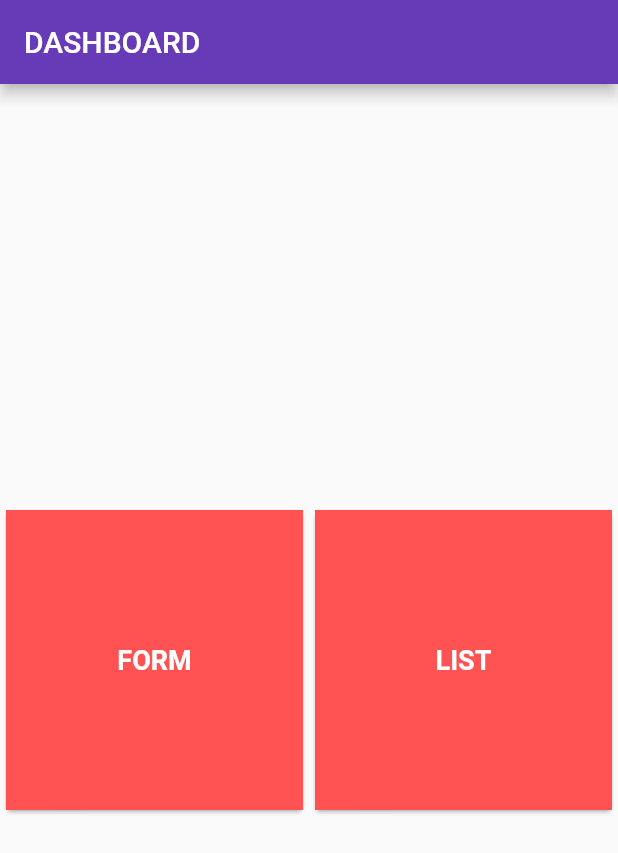
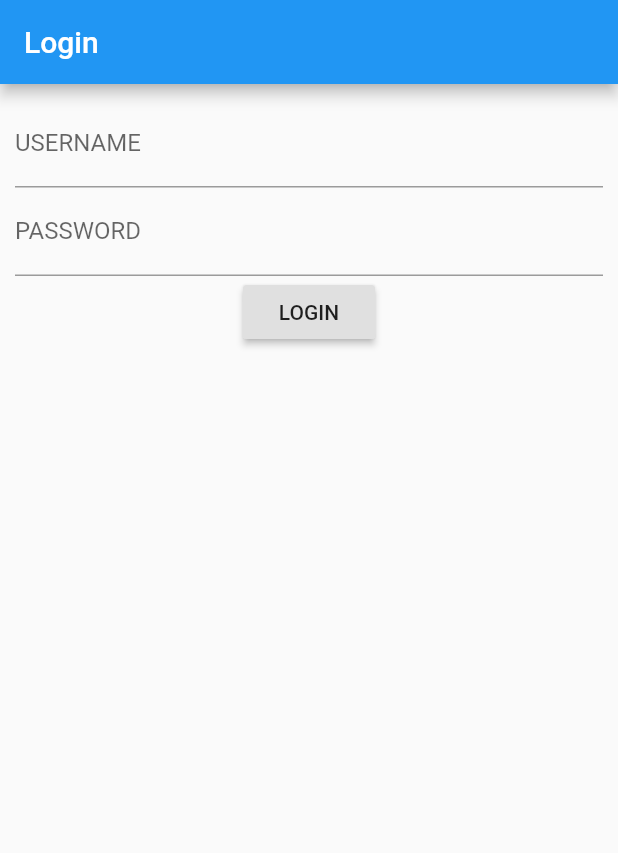
Before and after one commit to mrfbi/tutorialcrud, a Flutter app: the screen it shows after launch, on a phone screen of 412 x 824 dp. Shown: the top 853 px of the screen. Run offline on Flutter 3.47's test engine with Material 2 defaults, Android fonts, the phone set to English and light mode, and no system bars.

Commit message:
creaate new page login

```diff
--- /dev/null
+++ b/lib/PageLogin.dart
@@ -0,0 +1,78 @@
+import 'package:flutter/material.dart';
+
+import 'package:http/http.dart' as http;
+import 'dart:convert';
+import 'dart:async';
+
+
+
+
+class PageLogin extends StatefulWidget {
+  @override
+  _PageLoginState createState() => _PageLoginState();
+}
+
+class _PageLoginState extends State<PageLogin> {
+
+  TextEditingController _untxt = new TextEditingController();
+  TextEditingController _uptxt = new TextEditingController();
+
+
+  Future _loginApps(BuildContext context) async{
+
+
+    if(_untxt.text == "admin" && _uptxt.text == "abc123"){
+
+      //print("YUHUUU");
+      Navigator.pushReplacementNamed(context, "/PageHome");
+
+    }else{
+      print("WEEEKk");
+    }
+
+
+  }
+
+
+  @override
+  Widget build(BuildContext context) {
+    return Scaffold(
+      appBar: AppBar(
+        title: Text('Login'),
+      ),
+      body: SingleChildScrollView(
+        child: Container(
+          padding: EdgeInsets.all(10.0),
+          child: Form(
+              child: Column(
+                children: <Widget>[
+                  TextFormField(
+                    controller: _untxt,
+                    decoration: InputDecoration(
+                      labelText: "USERNAME"
+                    ),
+                  ),
+                  TextFormField(
+                    controller: _uptxt,
+                    decoration: InputDecoration(
+                        labelText: "PASSWORD"
+                    ),
+                  ),
+                  Container(
+                    child: RaisedButton(
+                        onPressed: (){
+
+                          _loginApps(context);
+
+                        },
+                      child: Text('LOGIN'),
+                    ),
+                  ),
+                ],
+              ),
+          ),
+        ),
+      ),
+    );
+  }
+}
--- a/lib/main.dart
+++ b/lib/main.dart
@@ -1,5 +1,6 @@
 import 'package:flutter/material.dart';
 import 'package:tutorialcrud/MyHomePage.dart';
+import 'package:tutorialcrud/PageLogin.dart';
 
 
 void main() => runApp(MyApp());
@@ -10,7 +11,11 @@ class MyApp extends StatelessWidget {
   Widget build(BuildContext context) {
     return MaterialApp(
       debugShowCheckedModeBanner: false,
-      home: MyHomePage(),
+      home: PageLogin(),
+      routes: <String,WidgetBuilder>{
+        "/PageHome":(BuildContext context) => new MyHomePage(),
+        "/PageLogin":(BuildContext context) => new PageLogin(),
+      },
     );
   }
 }
```
Also changed, not shown: lib/MyHomePage.dart (+10 -0 lines), lib/PageDetails.dart (+5 -21 lines), pubspec.lock, 1 other file.
